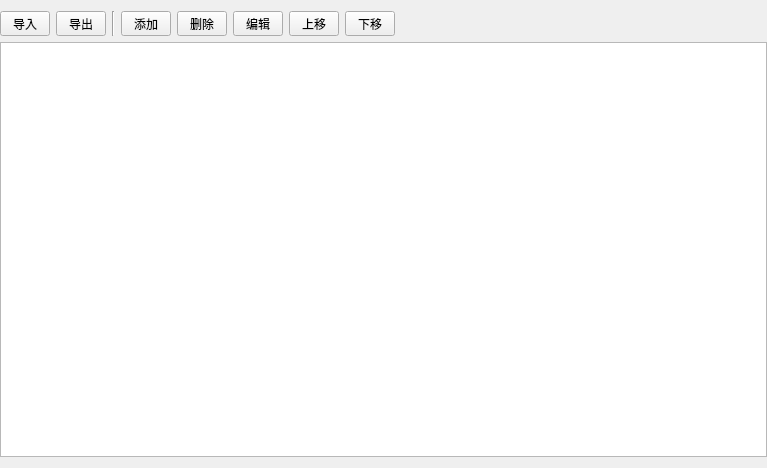
This is inventory_template.ui in earlideal/jiandan as Qt 5 draws it before an edit. The edited form follows.
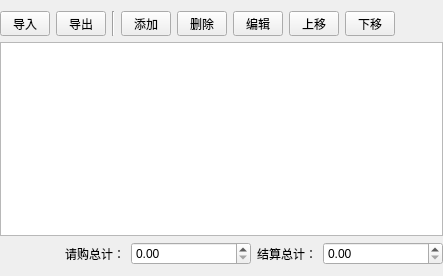
This is the edited form.

Patch:
```diff
--- a/inventory_template.ui
+++ b/inventory_template.ui
@@ -6,14 +6,14 @@
    <rect>
     <x>0</x>
     <y>0</y>
-    <width>767</width>
-    <height>468</height>
+    <width>443</width>
+    <height>276</height>
    </rect>
   </property>
   <property name="windowTitle">
    <string>Form</string>
   </property>
-  <layout class="QVBoxLayout" name="verticalLayout" stretch="1,10">
+  <layout class="QVBoxLayout" name="verticalLayout" stretch="1,10,1">
    <property name="leftMargin">
     <number>0</number>
    </property>
@@ -142,6 +142,69 @@
      </item>
     </layout>
    </item>
+   <item>
+    <layout class="QHBoxLayout" name="horizontalLayout_3">
+     <item>
+      <spacer name="horizontalSpacer_2">
+       <property name="orientation">
+        <enum>Qt::Horizontal</enum>
+       </property>
+       <property name="sizeHint" stdset="0">
+        <size>
+         <width>40</width>
+         <height>20</height>
+        </size>
+       </property>
+      </spacer>
+     </item>
+     <item>
+      <widget class="QLabel" name="label">
+       <property name="text">
+        <string>请购总计：</string>
+       </property>
+      </widget>
+     </item>
+     <item>
+      <widget class="QDoubleSpinBox" name="doubleSpinBox_requisition_total">
+       <property name="sizePolicy">
+        <sizepolicy hsizetype="Fixed" vsizetype="Fixed">
+         <horstretch>0</horstretch>
+         <verstretch>0</verstretch>
+        </sizepolicy>
+       </property>
+       <property name="minimumSize">
+        <size>
+         <width>120</width>
+         <height>0</height>
+        </size>
+       </property>
+      </widget>
+     </item>
+     <item>
+      <widget class="QLabel" name="label_2">
+       <property name="text">
+        <string>结算总计：</string>
+       </property>
+      </widget>
+     </item>
+     <item>
+      <widget class="QDoubleSpinBox" name="doubleSpinBox_acceptance_total">
+       <property name="sizePolicy">
+        <sizepolicy hsizetype="Fixed" vsizetype="Fixed">
+         <horstretch>0</horstretch>
+         <verstretch>0</verstretch>
+        </sizepolicy>
+       </property>
+       <property name="minimumSize">
+        <size>
+         <width>120</width>
+         <height>0</height>
+        </size>
+       </property>
+      </widget>
+     </item>
+    </layout>
+   </item>
   </layout>
  </widget>
  <resources/>
```
